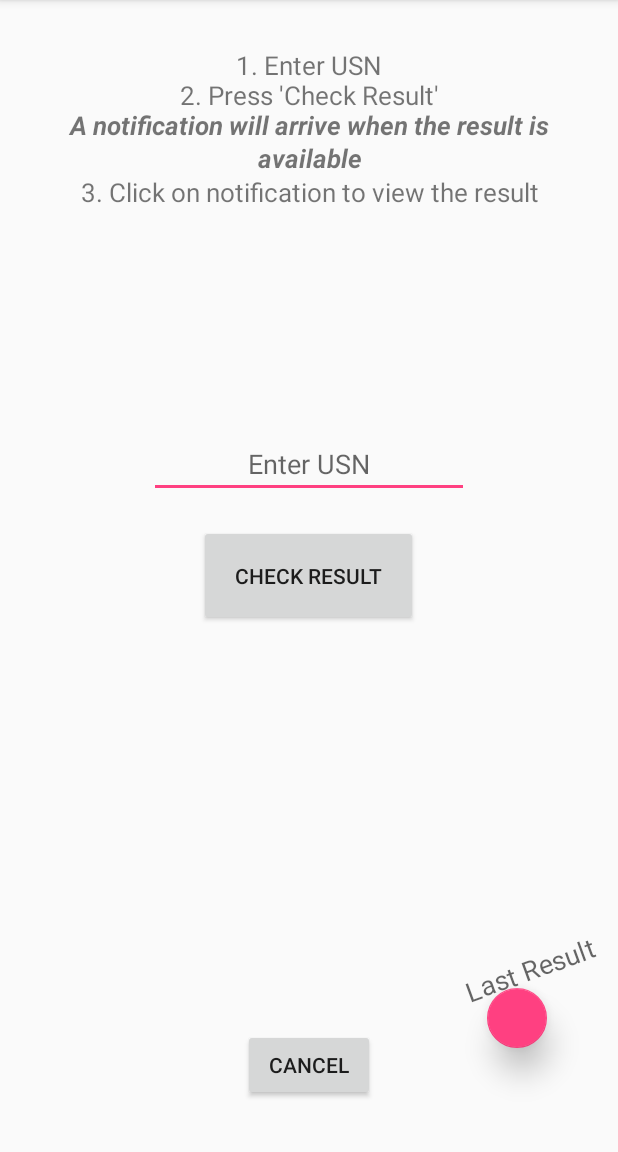
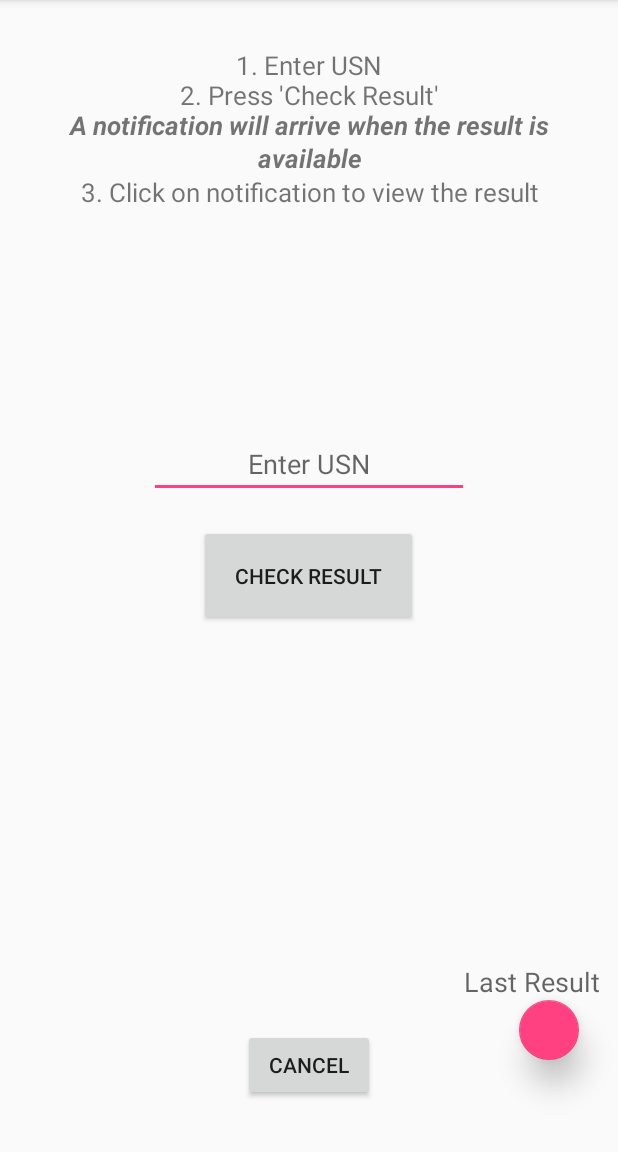
Before and after one commit to kuldeeps48/VTU-Result-Notifier, an Android app: the screen it shows after launch (UsnInputActivity), after a tap on "OLD SCHEME", on a phone screen of 412 x 824 dp, the part 84-1236 px from its top. Run offline under Robolectric (Android 15) with nearby library versions, the phone set to English and light mode, and no system bars.

Commit message:
Fix last result button location

```diff
--- a/app/src/main/res/layout/activity_usn_input.xml
+++ b/app/src/main/res/layout/activity_usn_input.xml
@@ -58,8 +58,7 @@
         android:id="@+id/floatingActionButton"
         android:layout_width="wrap_content"
         android:layout_height="wrap_content"
-        android:layout_marginBottom="35dp"
-        android:layout_marginStart="12dp"
+        android:layout_marginBottom="27dp"
         android:background="@color/colorAccent"
         android:clickable="true"
         android:tint="@color/colorAccent"
@@ -68,19 +67,21 @@
         app:rippleColor="@color/colorAccent"
         app:srcCompat="@color/colorAccent"
         android:layout_alignBottom="@+id/stop_button"
-        android:layout_toEndOf="@+id/usn_edittext"/>
+        android:layout_alignEnd="@+id/textView2"
+        android:layout_marginEnd="14dp"/>
 
     <TextView
         android:layout_width="wrap_content"
         android:layout_height="wrap_content"
         android:layout_gravity="center"
         android:elevation="15dp"
-        android:rotation="-20"
+        android:rotation="0"
         android:text="@string/prev_result"
         android:textAppearance="@android:style/TextAppearance.Material.Medium"
         android:layout_above="@+id/floatingActionButton"
         android:layout_alignParentEnd="true"
-        android:layout_marginEnd="13dp"/>
+        android:layout_marginEnd="12dp"
+        android:id="@+id/textView2"/>
 
     <TextView
         android:id="@+id/textView"
```
